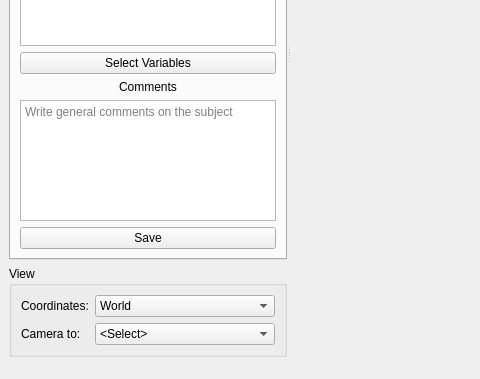
The window that braviz/interaction/qt_guis/subject_overview.ui (diego0020/braviz-app) describes before a commit, drawn with Qt 5; both pictures show x 0 to 480 and y 279 to 658 of the 857 by 658 pixel window.
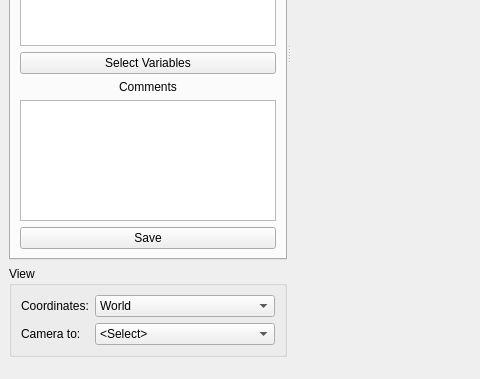
The same window after the commit. The open tabs and pages were chosen to show the change. Icons and pictures are not drawn.

Commit message: bug with placeholder text

The edit to the form file:
```diff
--- a/braviz/interaction/qt_guis/subject_overview.ui
+++ b/braviz/interaction/qt_guis/subject_overview.ui
@@ -212,9 +212,6 @@
               <property name="documentTitle">
                <string>Comments</string>
               </property>
-              <property name="placeholderText">
-               <string>Write general comments on the subject</string>
-              </property>
              </widget>
             </item>
             <item>
```
Left out of the diff: 4 changed lines with no effect on the pictures.
